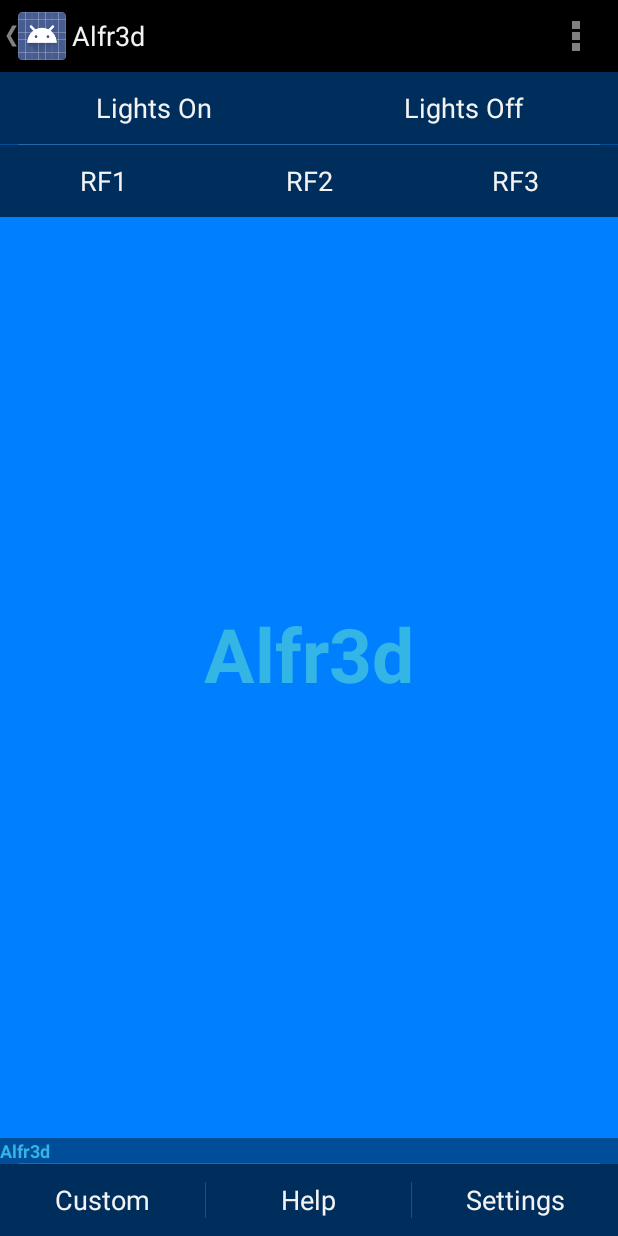
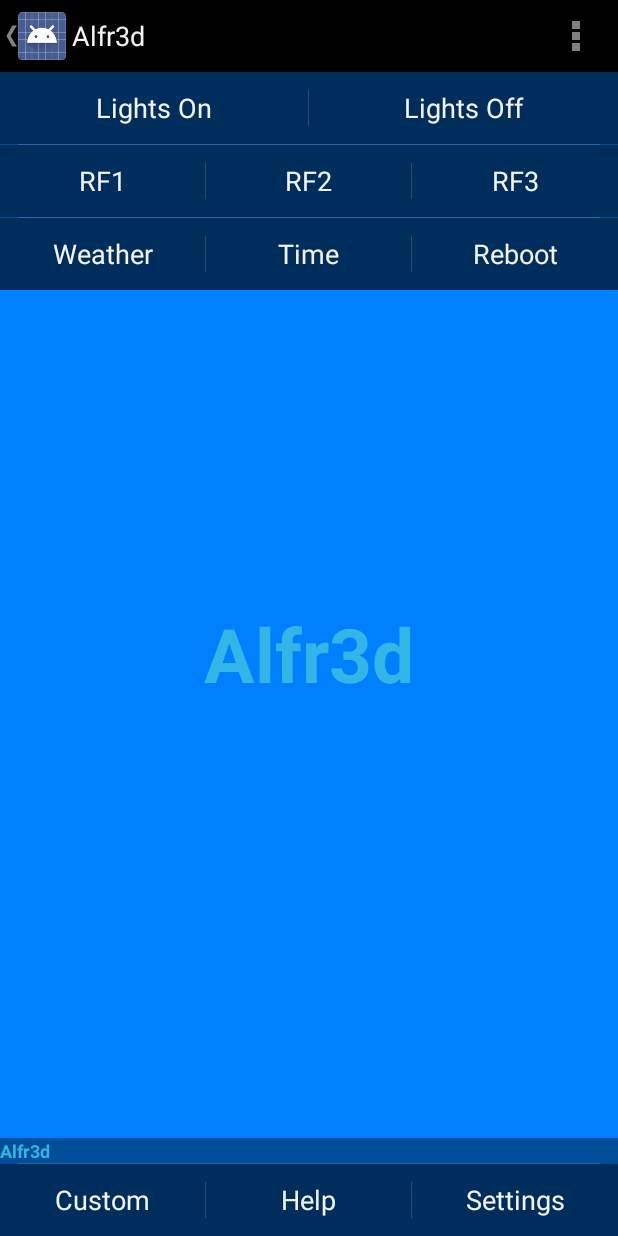
Before and after one commit to armageddion/Alfr3d-MKIII, an Android app: the screen it shows after launch (MainActivity), on a phone screen of 412 x 824 dp. Run offline under Robolectric (Android 15) with nearby library versions, the phone set to English and light mode, and no system bars.

Commit message:
added:  wifi listener for @Home detection  new buttons for RF1,RF2, RF3, weather, time and reboot  renamed from littl31.alfr3d to com.littl31.alfr3d

```diff
--- a/app/src/main/java/com/littl31/alfr3d/MainActivity.java
+++ b/app/src/main/java/com/littl31/alfr3d/MainActivity.java
@@ -200,7 +200,6 @@ public class MainActivity extends Activity {
 
     public void lightsOn(View view) {
         // TODO: send RPC call to Alfr3d to fire up the lights
-        sendButtonCommand("Hello");
     }
 
     public void lightsOff(View view) {
@@ -238,6 +237,18 @@ public class MainActivity extends Activity {
         } else {
             sendButtonCommand("RF3OFF");
         }
+    }
+
+    public void speakWeather(View view){
+        sendButtonCommand("speak/speakWeather");
+    }
+
+    public void speakTime(View view){
+        sendButtonCommand("speak/speakTime");
+    }
+
+    public void reboot(View view){
+        sendButtonCommand("reboot");
     }
 
     // send commands to Alfr3d
--- a/app/src/main/java/com/littl31/alfr3d/util/NetwrokChangeReceiver.java
+++ b/app/src/main/java/com/littl31/alfr3d/util/NetwrokChangeReceiver.java
@@ -24,14 +24,14 @@ public class NetwrokChangeReceiver extends BroadcastReceiver{
 
         if(status.equals("Wifi enabled")) {
             if (NetworkUtil.isConnectedToHome(context)) {
-                Toast.makeText(context, "Welcome Home", Toast.LENGTH_LONG).show();
+                //Toast.makeText(context, "Welcome Home", Toast.LENGTH_LONG).show();
                 Intent main = new Intent(context, MainActivity.class);
                 main.addFlags(Intent.FLAG_ACTIVITY_NEW_TASK);
                 context.startActivity(main);
             }
         }
         else{
-            Toast.makeText(context, "Not Connected to Home", Toast.LENGTH_LONG).show();
+            //Toast.makeText(context, "Not Connected to Home", Toast.LENGTH_LONG).show();
             Intent fs_play = new Intent(context, FS_Play.class);
             fs_play.addFlags(Intent.FLAG_ACTIVITY_NEW_TASK);
             context.startActivity(fs_play);
--- a/app/src/main/res/layout/activity_main.xml
+++ b/app/src/main/res/layout/activity_main.xml
@@ -29,6 +29,7 @@
         tools:ignore="UselessParent">
 
         <LinearLayout
+            style="?metaButtonBarStyle"
             android:orientation="horizontal"
             android:layout_width="fill_parent"
             android:layout_height="wrap_content"
@@ -51,8 +52,9 @@
                 android:onClick="lightsOff"/>
         </LinearLayout>
         <LinearLayout
+            style="?metaButtonBarStyle"
             android:orientation="horizontal"
-            android:layout_width="fill_parent"
+            android:layout_width="match_parent"
             android:layout_height="wrap_content"
             android:background="@color/black_overlay">
 
@@ -82,6 +84,37 @@
                 android:textOn="RF3"
                 android:textOff="RF3"
                 android:onClick="RF3_toggle"/>
+        </LinearLayout>
+        <LinearLayout
+            style="?metaButtonBarStyle"
+            android:orientation="horizontal"
+            android:layout_width="match_parent"
+            android:layout_height="wrap_content"
+            android:background="@color/black_overlay">
+
+            <Button android:id="@+id/weather_button"
+                style="?metaButtonBarButtonStyle"
+                android:layout_width="0dp"
+                android:layout_height="wrap_content"
+                android:layout_weight="1"
+                android:text="@string/weather_button"
+                android:onClick="speakWeather"/>
+
+            <Button android:id="@+id/time_button"
+                style="?metaButtonBarButtonStyle"
+                android:layout_width="0dp"
+                android:layout_height="wrap_content"
+                android:layout_weight="1"
+                android:text="@string/time_button"
+                android:onClick="speakTime"/>
+
+            <Button android:id="@+id/reboot_button"
+                style="?metaButtonBarButtonStyle"
+                android:layout_width="0dp"
+                android:layout_height="wrap_content"
+                android:layout_weight="1"
+                android:text="@string/reboot_button"
+                android:onClick="reboot"/>
         </LinearLayout>
     </LinearLayout>
 
--- a/app/src/main/res/values/strings.xml
+++ b/app/src/main/res/values/strings.xml
@@ -11,8 +11,9 @@
     <string name="dummy_content">Alfr3d</string>
     <string name="lightsOn_button">Lights On</string>
     <string name="lightsOff_button">Lights Off</string>
-    <string name="RF1On_button">RF1 On</string>
-    <string name="RF1Off_button">RF1 Off</string>
+    <string name="weather_button">Weather</string>
+    <string name="time_button">Time</string>
+    <string name="reboot_button">Reboot</string>
     <string name="custom_button">Custom</string>
     <string name="help_button">Help</string>
 
--- a/app/src/main/res/values/styles.xml
+++ b/app/src/main/res/values/styles.xml
@@ -34,6 +34,9 @@
         <item name="android:background">@android:drawable/bottom_bar</item>
     </style>
 
-    <style name="ButtonBarButton" />
+    <style name="ButtonBarButton">
+        <item name="android:disabledAlpha">?android:attr/disabledAlpha</item>
+        <item name="android:background">@android:color/transparent</item>
+    </style>
 
 </resources>
```
